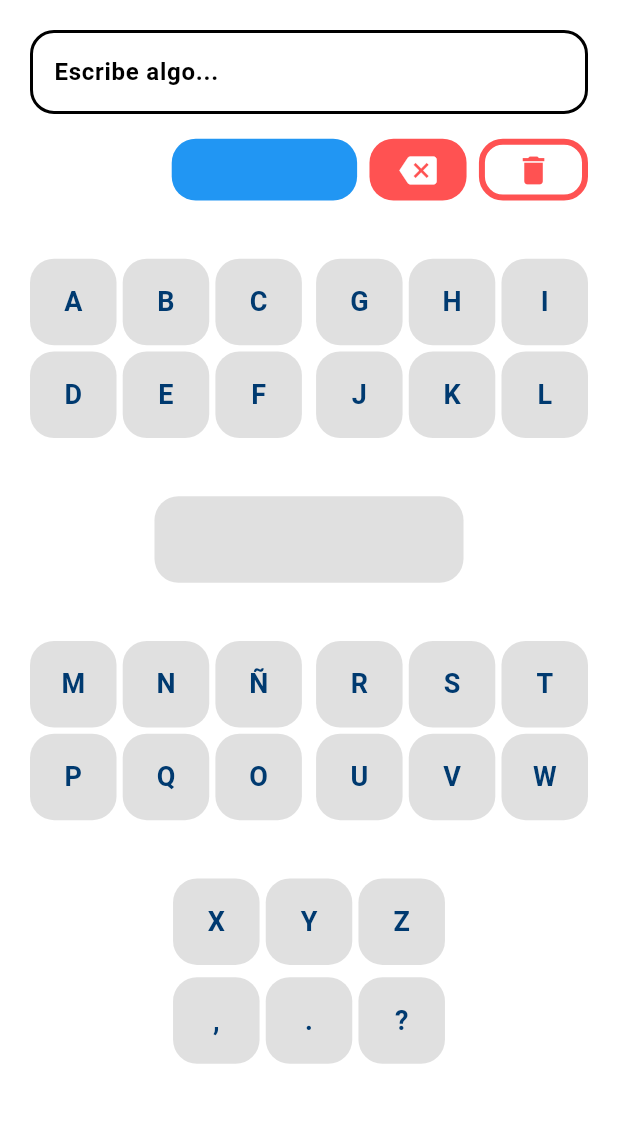
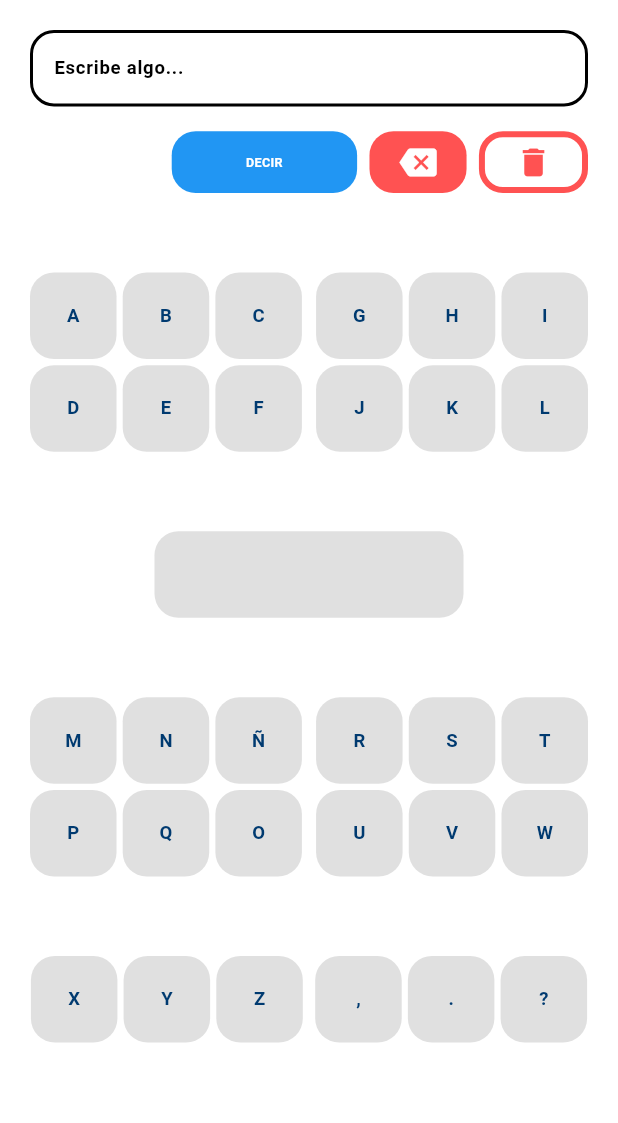
Before and after one commit to facubrt/flutter--groups-key-app, a Flutter app: the screen it shows after launch, on a phone screen of 412 x 824 dp, the part 84-1207 px from its top. Run offline on Flutter 3.47's test engine with Material 3 defaults, Android fonts, the phone set to English and light mode, and no system bars; our stand-ins replace dartz, flutter_riverpod, flutter_tts, hive_flutter, riverpod_annotation; accounts and stored records are empty; generated files the repository leaves out were written again.

Commit message:
codigo base utilizando Arquitectura limpia

```diff
--- a/lib/core/constants/constants.dart
+++ b/lib/core/constants/constants.dart
@@ -40,3 +40,8 @@ const String FACTOR_TEXT_BIG = 'Texto grande';
 const String DESIGN_TITLE = 'Diseño de pantalla';
 const String DEFAULT_DESIGN_OPTION = 'Predeterminado';
 const String HIGH_CONTRAST_OPTION = 'Alto contraste';
+
+// communications
+const String COMMUNICATE_BUTTON = 'DECIR';
+const String FIELD_TEXT_HINT = 'Escribe algo...';
+const String SPACE_TEXT = ' ';
--- a/lib/core/utils/utils.dart
+++ b/lib/core/utils/utils.dart
@@ -7,3 +7,15 @@ Size getSizeScreen(BuildContext context) {
 Orientation getOrientationScreen(BuildContext context) {
   return MediaQuery.of(context).orientation;
 }
+
+String isAConsonantOrVowel({required String key}) {
+  String result = 'other';
+  if (key == 'A' || key == 'E' || key == 'I' || key == 'O' || key == 'U') {
+    result = 'vowel';
+  } else if (key == '.' || key == ',' || key == '?') {
+    result = 'other';
+  } else {
+    result = 'consonant';
+  }
+  return result;
+}
--- a/lib/src/communication/presentation/providers/voice_controller.dart
+++ b/lib/src/communication/presentation/providers/voice_controller.dart
@@ -71,10 +71,39 @@ class VoiceController extends _$VoiceController {
       volume: state.volume,
       rate: state.rate,
       pitch: state.pitch,
-      text: text,
+      text: state.text + text,
     );
 
     state = parameters;
     return voiceService.setVoiceParameters(parameters);
   }
+
+  Future<bool> deleteAllText() {
+    final VoiceParameters parameters = VoiceParameters(
+      volume: state.volume,
+      rate: state.rate,
+      pitch: state.pitch,
+      text: '',
+    );
+
+    state = parameters;
+    return voiceService.setVoiceParameters(parameters);
+  }
+
+  Future<bool> deleteLast() {
+    String? newText;
+    if (state.text.isNotEmpty) {
+      newText = state.text.substring(0, state.text.length - 1);
+      final VoiceParameters parameters = VoiceParameters(
+      volume: state.volume,
+      rate: state.rate,
+      pitch: state.pitch,
+      text: newText,
+    );
+
+    state = parameters;
+    return voiceService.setVoiceParameters(parameters);
+    }
+    return Future.value(false);
+  }
 }
--- a/lib/src/communication/presentation/views/pages/communication_page.dart
+++ b/lib/src/communication/presentation/views/pages/communication_page.dart
@@ -16,8 +16,7 @@ class CommunicationPage extends ConsumerWidget {
     return Scaffold(
       resizeToAvoidBottomInset: false,
       backgroundColor: appParameters.highContrast ? Colors.black : Colors.white,
-      appBar: MediaQuery.of(context).orientation == Orientation.portrait
-          ? AppBar(
+      appBar: AppBar(
               title: const Text(
                 'Groups KEY',
                 style:
@@ -42,13 +41,8 @@ class CommunicationPage extends ConsumerWidget {
                   },
                 ),
               ],
-            )
-          : const PreferredSize(
-              preferredSize: Size.zero,
-              child: SafeArea(
-                child: SizedBox.shrink(),
-              ),
             ),
+
       body: Padding(
         padding: const EdgeInsets.all(20.0),
         child: Column(
--- a/lib/src/communication/presentation/views/widgets/buttons_action.dart
+++ b/lib/src/communication/presentation/views/widgets/buttons_action.dart
@@ -1,24 +1,27 @@
 import 'package:flutter/material.dart';
 import 'package:flutter/services.dart';
 import 'package:flutter_riverpod/flutter_riverpod.dart';
+import 'package:groupskey/core/constants/constants.dart';
+import 'package:groupskey/src/communication/presentation/providers/voice_controller.dart';
+import 'package:groupskey/src/customisation/presentation/providers/customisation_controller.dart';
 
 class ButtonsActionWidget extends ConsumerWidget {
   const ButtonsActionWidget({super.key});
 
   @override
   Widget build(BuildContext context, WidgetRef ref) {
-    // final prefs = UserPreferences();
-    // final appConfig = ref.watch(configProvider);
+    final appParameters = ref.watch(customisationControllerProvider);
+    final voiceParameters = ref.watch(voiceControllerProvider);
     return Row(
       mainAxisSize: MainAxisSize.min,
       children: [
         Material(
           borderRadius: BorderRadius.circular(16),
-          color: Colors.blue, //prefs.highContrast ? Colors.white : Colors.blue,
+          color: appParameters.highContrast ? Colors.white : Colors.blue,
           child: InkWell(
             onTap: () {
-              // HapticFeedback.lightImpact();
-              // ref.read(appTTSProvider.notifier).speak(appConfig.ttsText!);
+              HapticFeedback.lightImpact();
+              ref.read(voiceControllerProvider.notifier).speak(text: voiceParameters.text);
             },
             borderRadius: BorderRadius.circular(16),
             child: Container(
@@ -30,19 +33,19 @@ class ButtonsActionWidget extends ConsumerWidget {
                   : MediaQuery.of(context).size.height * 0.10,
               alignment: Alignment.center,
               child: Text(
-                'Decir'.toUpperCase(),
+                COMMUNICATE_BUTTON,
                 textAlign: TextAlign.center,
                 style: TextStyle(
-                  fontSize: MediaQuery.of(context).size.width * 0.68,
-                      // MediaQuery.of(context).orientation == Orientation.portrait
-                      //     ? MediaQuery.of(context).size.width *
-                      //         0.68 *
-                      //         appConfig.factorSize
-                      //     : MediaQuery.of(context).size.height *
-                      //         0.68 *
-                      //         appConfig.factorSize,
+                  fontSize:
+                      MediaQuery.of(context).orientation == Orientation.portrait
+                          ? MediaQuery.of(context).size.width *
+                              0.68 *
+                              appParameters.factorSize
+                          : MediaQuery.of(context).size.height *
+                              0.68 *
+                              appParameters.factorSize,
                   fontWeight: FontWeight.bold,
-                  color: Colors.white,//prefs.highContrast ? Colors.black : Colors.white,
+                  color: appParameters.highContrast ? Colors.black : Colors.white,
                 ),
               ),
             ),
@@ -55,11 +58,11 @@ class ButtonsActionWidget extends ConsumerWidget {
         ),
         Material(
           borderRadius: BorderRadius.circular(16),
-          color: Colors.redAccent, //prefs.highContrast ? Colors.purple : Colors.redAccent,
+          color: appParameters.highContrast ? Colors.purple : Colors.redAccent,
           child: InkWell(
             onTap: () {
               HapticFeedback.lightImpact();
-              //ref.read(configProvider.notifier).deleteLast();
+              ref.read(voiceControllerProvider.notifier).deleteLast();
             },
             borderRadius: BorderRadius.circular(16),
             child: Container(
@@ -89,7 +92,7 @@ class ButtonsActionWidget extends ConsumerWidget {
           child: InkWell(
             onTap: () {
               HapticFeedback.lightImpact();
-              //ref.read(configProvider.notifier).deleteAllText();
+              ref.read(voiceControllerProvider.notifier).deleteAllText();
             },
             borderRadius: BorderRadius.circular(16),
             child: Container(
@@ -98,7 +101,7 @@ class ButtonsActionWidget extends ConsumerWidget {
                   borderRadius: BorderRadius.circular(16),
                   border: Border.all(
                       width: 4,
-                      color: Colors.redAccent, //prefs.highContrast ? Colors.white: Colors.redAccent
+                      color: appParameters.highContrast ? Colors.white: Colors.redAccent
                       ),),
               height: MediaQuery.of(context).orientation == Orientation.portrait
                   ? MediaQuery.of(context).size.width * 0.1
@@ -108,7 +111,7 @@ class ButtonsActionWidget extends ConsumerWidget {
                 children: [
                   Icon(
                     Icons.delete,
-                    color: Colors.redAccent, //prefs.highContrast ? Colors.white : Colors.redAccent,
+                    color: appParameters.highContrast ? Colors.white : Colors.redAccent,
                     size: MediaQuery.of(context).orientation ==
                             Orientation.portrait
                         ? MediaQuery.of(context).size.width * 0.06
--- a/lib/src/communication/presentation/views/widgets/custom_button.dart
+++ b/lib/src/communication/presentation/views/widgets/custom_button.dart
@@ -1,6 +1,10 @@
 import 'package:flutter/material.dart';
 import 'package:flutter/services.dart';
 import 'package:flutter_riverpod/flutter_riverpod.dart';
+import 'package:groupskey/core/constants/constants.dart';
+import 'package:groupskey/core/utils/utils.dart';
+import 'package:groupskey/src/communication/presentation/providers/voice_controller.dart';
+import 'package:groupskey/src/customisation/presentation/providers/customisation_controller.dart';
 
 class CustomButton extends ConsumerWidget {
   final String letter;
@@ -8,32 +12,31 @@ class CustomButton extends ConsumerWidget {
 
   @override
   Widget build(BuildContext context, WidgetRef ref) {
-    // final appConfig = ref.watch(configProvider);
-    // final prefs = UserPreferences();
+    final appParameters = ref.watch(customisationControllerProvider);
     return Material(
       borderRadius: BorderRadius.circular(16),
-      color: Colors.black12,
-      // prefs.highlightFont
-      //     ? isAConsonantOrVowel(key: letter) == 'consonant'
-      //         ? prefs.highContrast
-      //             ? Colors.yellow
-      //             : Colors.orange
-      //         : isAConsonantOrVowel(key: letter) == 'vowel'
-      //             ? prefs.highContrast
-      //                 ? Colors.purple
-      //                 : const Color(0xFF003A70)
-      //             : prefs.highContrast
-      //                 ? Colors.white
-      //                 : Colors.black12
-      //     : prefs.highContrast
-      //         ? isAConsonantOrVowel(key: letter) == 'other'
-      //             ? Colors.white
-      //             : Colors.yellow
-      //         : Colors.black12,
+      color:
+      appParameters.keyboardStyle == HIGHLIGHT_KEYBOARD_STYLE
+          ? isAConsonantOrVowel(key: letter) == 'consonant'
+              ? appParameters.highContrast
+                  ? Colors.yellow
+                  : Colors.orange
+              : isAConsonantOrVowel(key: letter) == 'vowel'
+                  ? appParameters.highContrast
+                      ? Colors.purple
+                      : const Color(0xFF003A70)
+                  : appParameters.highContrast
+                      ? Colors.white
+                      : Colors.black12
+          : appParameters.highContrast
+              ? isAConsonantOrVowel(key: letter) == 'other'
+                  ? Colors.white
+                  : Colors.yellow
+              : Colors.black12,
       child: InkWell(
         onTap: () {
           HapticFeedback.lightImpact();
-          //ref.read(configProvider.notifier).setText(letter);
+          ref.read(voiceControllerProvider.notifier).setText(text: letter);
         },
         borderRadius: BorderRadius.circular(16),
         child: Container(
@@ -45,21 +48,21 @@ class CustomButton extends ConsumerWidget {
           child: Text(
             letter.toUpperCase(),
             style: TextStyle(
-              fontSize: 18,
-              // MediaQuery.of(context).orientation ==
-              //         Orientation.portrait
-              //     ? MediaQuery.of(context).size.width * appConfig.factorSize
-              //     : MediaQuery.of(context).size.height * appConfig.factorSize,
+              fontSize:
+              MediaQuery.of(context).orientation ==
+                      Orientation.portrait
+                  ? MediaQuery.of(context).size.width * appParameters.factorSize
+                  : MediaQuery.of(context).size.height * appParameters.factorSize,
               fontWeight: FontWeight.bold,
-              color: const Color(0xFF003A70),
-              // prefs.highlightFont &&
-              //         isAConsonantOrVowel(key: letter) != 'other'
-              //     ? prefs.highContrast
-              //         ? Colors.black
-              //         : Colors.white
-              //     : prefs.highContrast
-              //         ? Colors.black
-              //         : const Color(0xFF003A70),
+              color:
+              appParameters.keyboardStyle == HIGHLIGHT_KEYBOARD_STYLE &&
+                      isAConsonantOrVowel(key: letter) != 'other'
+                  ? appParameters.highContrast
+                      ? Colors.black
+                      : Colors.white
+                  : appParameters.highContrast
+                      ? Colors.black
+                      : const Color(0xFF003A70),
             ),
           ),
         ),
--- a/lib/src/communication/presentation/views/widgets/field_text.dart
+++ b/lib/src/communication/presentation/views/widgets/field_text.dart
@@ -1,5 +1,8 @@
 import 'package:flutter/material.dart';
 import 'package:flutter_riverpod/flutter_riverpod.dart';
+import 'package:groupskey/core/constants/constants.dart';
+import 'package:groupskey/src/communication/presentation/providers/voice_controller.dart';
+import 'package:groupskey/src/customisation/presentation/providers/customisation_controller.dart';
 
 class FieldTextWidget extends ConsumerWidget {
   const FieldTextWidget({super.key});
@@ -7,12 +10,12 @@ class FieldTextWidget extends ConsumerWidget {
   @override
   Widget build(BuildContext context, WidgetRef ref) {
     TextEditingController textController = TextEditingController();
-    //final appConfig = ref.watch(configProvider);
-    textController.text = '';//appConfig.ttsText ?? '';
+    final appParameters = ref.watch(customisationControllerProvider);
+    final voiceParameters = ref.watch(voiceControllerProvider);
+    textController.text = voiceParameters.text;
     textController.selection = TextSelection(
         baseOffset: textController.text.length,
         extentOffset: textController.text.length);
-    //final prefs = UserPreferences();
 
     return TextField(
       onTap: () {},
@@ -20,14 +23,13 @@ class FieldTextWidget extends ConsumerWidget {
       showCursor: true,
       controller: textController,
       style: TextStyle(
-        fontSize: 16,
-        // MediaQuery.of(context).orientation == Orientation.portrait
-        //     ? MediaQuery.of(context).size.width * 1 * appConfig.factorSize
-        //     : MediaQuery.of(context).size.height *
-        //         1 *
-        //         appConfig.factorSize,
+        fontSize: MediaQuery.of(context).orientation == Orientation.portrait
+            ? MediaQuery.of(context).size.width * 1 * appParameters.factorSize
+            : MediaQuery.of(context).size.height *
+                1 *
+                appParameters.factorSize,
         fontWeight: FontWeight.bold,
-        color: Colors.black, //prefs.highContrast ? Colors.white : Colors.black,
+        color: appParameters.highContrast ? Colors.white : Colors.black,
       ),
       onChanged: (newText) {
         textController.selection = TextSelection(
@@ -38,24 +40,24 @@ class FieldTextWidget extends ConsumerWidget {
           border: OutlineInputBorder(
             borderRadius: const BorderRadius.all(Radius.circular(16.0)),
             borderSide: BorderSide(
-                color: Colors.black, //prefs.highContrast ? Colors.white : Colors.black,
+                color: appParameters.highContrast ? Colors.white : Colors.black,
                 width: 2),
           ),
           enabledBorder: OutlineInputBorder(
             borderRadius: const BorderRadius.all(Radius.circular(16.0)),
             borderSide: BorderSide(
-                color: Colors.black, //prefs.highContrast ? Colors.white : Colors.black,
+                color: appParameters.highContrast ? Colors.white : Colors.black,
                 width: 2),
           ),
           focusedBorder: OutlineInputBorder(
             borderRadius: const BorderRadius.all(Radius.circular(16.0)),
             borderSide: BorderSide(
-                color: Colors.black, // prefs.highContrast ? Colors.white : Colors.black,
+                color: appParameters.highContrast ? Colors.white : Colors.black,
                 width: 2),
           ),
-          hintText: 'Escribe algo...',
+          hintText: FIELD_TEXT_HINT,
           hintStyle: TextStyle(
-            color: Colors.black, //prefs.highContrast ? Colors.white : Colors.black,
+            color: appParameters.highContrast ? Colors.white : Colors.black,
           )),
     );
   }
--- a/lib/src/communication/presentation/views/widgets/keys_group.dart
+++ b/lib/src/communication/presentation/views/widgets/keys_group.dart
@@ -55,27 +55,7 @@ class KeysGroup extends StatelessWidget {
             ),
           ],
         ),
-        MediaQuery.of(context).orientation == Orientation.portrait
-        ? Column(
-          mainAxisAlignment: MainAxisAlignment.center,
-          children: [
-            const Button3Group(
-              keyA: 'X',
-              keyB: 'Y',
-              keyC: 'Z',
-            ),
-            SizedBox(
-              height: MediaQuery.of(context).orientation == Orientation.portrait
-                  ? MediaQuery.of(context).size.width * 0.02
-                  : MediaQuery.of(context).size.height * 0.05,
-            ),
-            const Button3Group(
-              keyA: ',',
-              keyB: '.',
-              keyC: '?',
-            ),
-          ],
-        ) : Row(
+        Row(
           mainAxisAlignment: MainAxisAlignment.center,
           children: [
             const Button3Group(
--- a/lib/src/communication/presentation/views/widgets/space_button.dart
+++ b/lib/src/communication/presentation/views/widgets/space_button.dart
@@ -1,20 +1,23 @@
 import 'package:flutter/material.dart';
 import 'package:flutter/services.dart';
 import 'package:flutter_riverpod/flutter_riverpod.dart';
+import 'package:groupskey/core/constants/constants.dart';
+import 'package:groupskey/src/communication/presentation/providers/voice_controller.dart';
+import 'package:groupskey/src/customisation/presentation/providers/customisation_controller.dart';
 
 class SpaceButton extends ConsumerWidget {
   const SpaceButton({super.key});
 
   @override
   Widget build(BuildContext context, WidgetRef ref) {
-    //final appConfig = ref.watch(configProvider);
+    final appParameters = ref.watch(customisationControllerProvider);
     return Material(
       borderRadius: BorderRadius.circular(16),
-      color: Colors.black12,//appConfig.highContrast ? Colors.white : Colors.black12,
+      color: appParameters.highContrast ? Colors.white : Colors.black12,
       child: InkWell(
         onTap: () {
           HapticFeedback.lightImpact();
-          //ref.read(configProvider.notifier).setText(' ');
+          ref.read(voiceControllerProvider.notifier).setText(text: SPACE_TEXT);
         },
         borderRadius: BorderRadius.circular(16),
         child: Container(
@@ -25,16 +28,15 @@ class SpaceButton extends ConsumerWidget {
           width: MediaQuery.of(context).size.width * 0.5,
           alignment: Alignment.center,
           child: Text(
-            ' '.toUpperCase(),
+            SPACE_TEXT,
             style: TextStyle(
-              fontSize: 16,
-                  // MediaQuery.of(context).orientation == Orientation.portrait
-                  //     ? MediaQuery.of(context).size.width *
-                  //         0.68 *
-                  //         appConfig.factorSize
-                  //     : MediaQuery.of(context).size.height *
-                  //         0.68 *
-                  //         appConfig.factorSize,
+              fontSize: MediaQuery.of(context).orientation == Orientation.portrait
+                      ? MediaQuery.of(context).size.width *
+                          0.68 *
+                          appParameters.factorSize
+                      : MediaQuery.of(context).size.height *
+                          0.68 *
+                          appParameters.factorSize,
               fontWeight: FontWeight.bold,
               color: Colors.white,
             ),
--- a/lib/src/customisation/presentation/views/pages/config_page.dart
+++ b/lib/src/customisation/presentation/views/pages/config_page.dart
@@ -70,6 +70,7 @@ class ConfigPage extends ConsumerWidget {
                 },
               ),
               const VoiceButtonWidget(),
+              const SizedBox(height: 60,),
               Padding(
                 padding: const EdgeInsets.symmetric(vertical: 20.0),
                 child: Column(
--- a/lib/src/customisation/presentation/views/widgets/voice_button_widget.dart
+++ b/lib/src/customisation/presentation/views/widgets/voice_button_widget.dart
@@ -21,18 +21,13 @@ class VoiceButtonWidget extends ConsumerWidget {
           borderRadius: BorderRadius.circular(16),
           child: Container(
             alignment: Alignment.center,
-            width: orientation == Orientation.portrait
-                ? size.width * 0.6
-                : size.height * 0.6,
-            height: orientation == Orientation.portrait
-                ? size.width * 0.2
-                : size.height * 0.2,
+            padding: const EdgeInsets.all(20),
             child: Text(
               TEST_VOICE_BUTTON,
               style: TextStyle(
                 fontSize: orientation == Orientation.portrait
-                    ? size.width * 0.68 * appParameters.factorSize
-                    : size.height * 0.68 * appParameters.factorSize,
+                      ? size.width * appParameters.factorSize
+                      : size.height * appParameters.factorSize,
                 fontWeight: FontWeight.bold,
                 color: appParameters.highContrast ? Colors.black : Colors.white,
               ),
```
